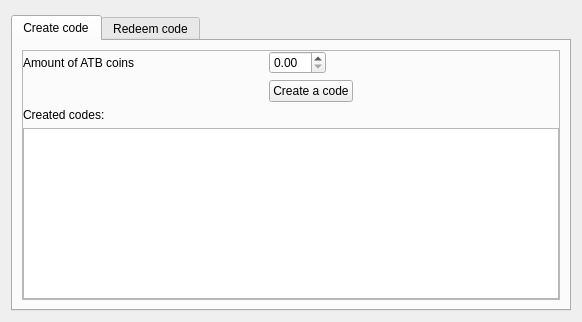
This is src/qt/forms/bonuscodetab.ui in odrowonz/atbcoin-insight as Qt 5 draws it before an edit. The edited form follows.
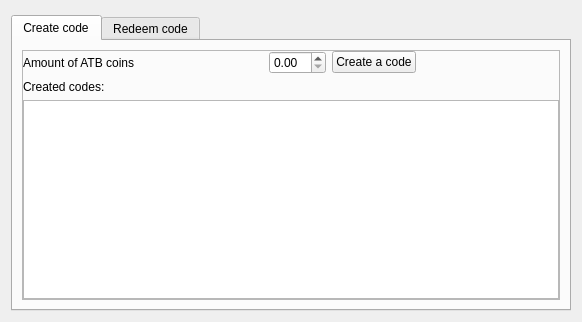
This is the edited form. The open tabs and pages were chosen to show the change.

The edit to the form file:
```diff
--- a/src/qt/forms/bonuscodetab.ui
+++ b/src/qt/forms/bonuscodetab.ui
@@ -78,6 +78,13 @@
                 </property>
                </widget>
               </item>
+              <item>
+               <widget class="QPushButton" name="BCreate">
+                <property name="text">
+                 <string>Create a code</string>
+                </property>
+               </widget>
+              </item>
               <item>
                <spacer name="horizontalSpacer_6">
                 <property name="orientation">
@@ -97,44 +104,7 @@
              </layout>
             </item>
             <item>
-             <layout class="QHBoxLayout" name="horizontalLayout_3">
-              <item>
-               <spacer name="horizontalSpacer_2">
-                <property name="orientation">
-                 <enum>Qt::Horizontal</enum>
-                </property>
-                <property name="sizeType">
-                 <enum>QSizePolicy::Fixed</enum>
-                </property>
-                <property name="sizeHint" stdset="0">
-                 <size>
-                  <width>246</width>
-                  <height>20</height>
-                 </size>
-                </property>
-               </spacer>
-              </item>
-              <item>
-               <widget class="QPushButton" name="BCreate">
-                <property name="text">
-                 <string>Create a code</string>
-                </property>
-               </widget>
-              </item>
-              <item>
-               <spacer name="horizontalSpacer_3">
-                <property name="orientation">
-                 <enum>Qt::Horizontal</enum>
-                </property>
-                <property name="sizeHint" stdset="0">
-                 <size>
-                  <width>40</width>
-                  <height>20</height>
-                 </size>
-                </property>
-               </spacer>
-              </item>
-             </layout>
+             <layout class="QHBoxLayout" name="horizontalLayout_3"/>
             </item>
             <item>
              <widget class="QLabel" name="CreatedCoupons">
```
Left out of the diff: 2 changed lines with no effect on the pictures.
